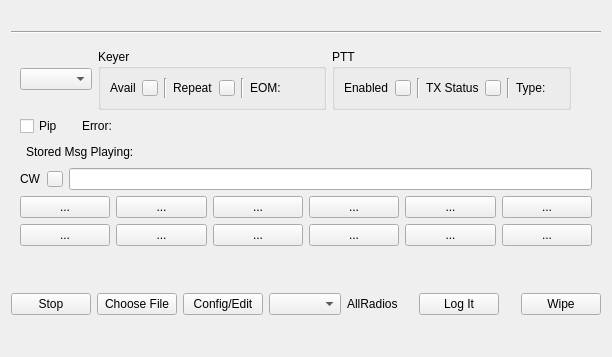
First picture: the form in mqt/MqtLogger/dmbuttonframe.ui, repository Rsclub22/Minos2-Mirror, before the edit.
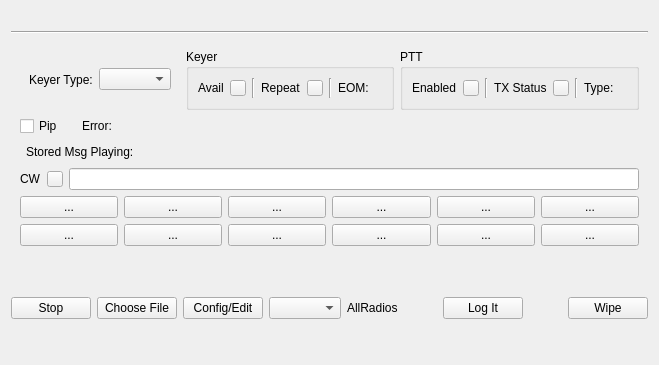
Second picture: the form after the edit.

The edit to the form file:
```diff
--- a/mqt/MqtLogger/dmbuttonframe.ui
+++ b/mqt/MqtLogger/dmbuttonframe.ui
@@ -6,8 +6,8 @@
    <rect>
     <x>0</x>
     <y>0</y>
-    <width>612</width>
-    <height>357</height>
+    <width>619</width>
+    <height>365</height>
    </rect>
   </property>
   <property name="windowTitle">
@@ -36,11 +36,24 @@
         <item>
          <layout class="QHBoxLayout" name="horizontalLayout_26">
           <item>
-           <layout class="QVBoxLayout" name="verticalLayout_5">
+           <widget class="QWidget" name="keyerSelectWidget" native="true">
+            <layout class="QHBoxLayout" name="horizontalLayout_5">
+             <item>
+              <layout class="QHBoxLayout" name="horizontalLayout_4">
+               <item>
+                <widget class="QLabel" name="keyerSelectLabel">
+                 <property name="text">
+                  <string>Keyer Type:</string>
+                 </property>
+                </widget>
+               </item>
             <item>
              <widget class="QComboBox" name="txKeyerSelect"/>
             </item>
            </layout>
+             </item>
+            </layout>
+           </widget>
           </item>
           <item>
            <widget class="QGroupBox" name="keyerIndicatorGroupBox">
```
Lines whose indentation alone changed are shown as unchanged.
